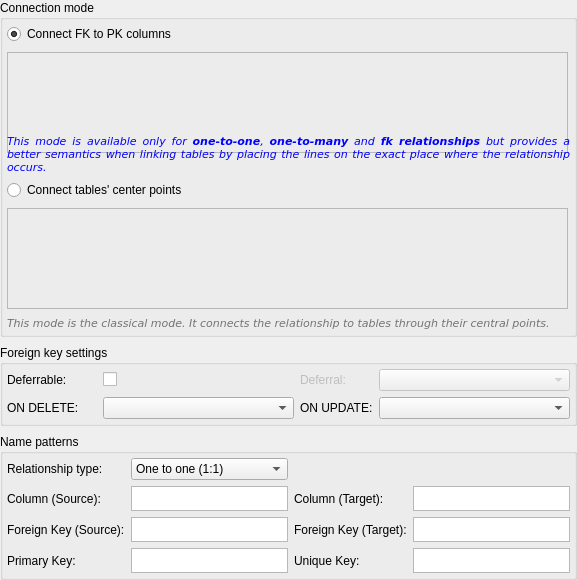
This is libpgmodeler_ui/ui/relationshipconfigwidget.ui in pgmodeler/pgmodeler as Qt 5 draws it before an edit. The edited form follows.
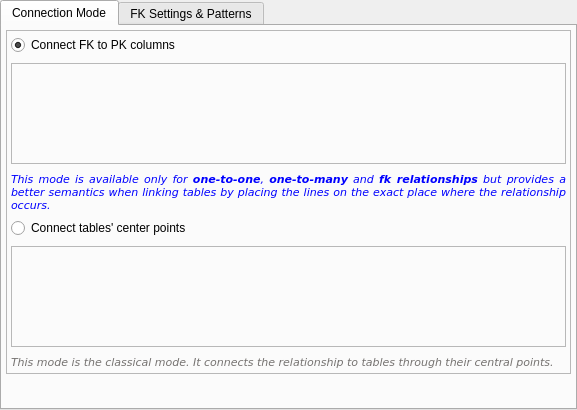
This is the edited form. Icons and pictures are not drawn.

Diff of the .ui file:
```diff
--- a/libpgmodeler_ui/ui/relationshipconfigwidget.ui
+++ b/libpgmodeler_ui/ui/relationshipconfigwidget.ui
@@ -7,13 +7,13 @@
     <x>0</x>
     <y>0</y>
     <width>577</width>
-    <height>580</height>
+    <height>410</height>
    </rect>
   </property>
   <property name="minimumSize">
    <size>
     <width>577</width>
-    <height>580</height>
+    <height>410</height>
    </size>
   </property>
   <property name="windowTitle">
@@ -36,15 +36,37 @@
     <number>0</number>
    </property>
    <item>
-    <widget class="QGroupBox" name="groupBox">
+    <widget class="QTabWidget" name="settings_twg">
+     <property name="currentIndex">
+      <number>0</number>
+     </property>
+     <widget class="QWidget" name="tab">
+      <attribute name="title">
+       <string>Connection Mode</string>
+      </attribute>
+      <layout class="QGridLayout" name="gridLayout_3">
+       <property name="leftMargin">
+        <number>4</number>
+       </property>
+       <property name="topMargin">
+        <number>4</number>
+       </property>
+       <property name="rightMargin">
+        <number>4</number>
+       </property>
+       <property name="bottomMargin">
+        <number>4</number>
+       </property>
+       <item row="0" column="0">
+        <widget class="QFrame" name="frame">
      <property name="sizePolicy">
       <sizepolicy hsizetype="Expanding" vsizetype="Preferred">
        <horstretch>0</horstretch>
        <verstretch>0</verstretch>
       </sizepolicy>
      </property>
-     <property name="title">
-      <string>Connection mode</string>
+         <property name="frameShape">
+          <enum>QFrame::StyledPanel</enum>
      </property>
      <layout class="QGridLayout" name="gridLayout">
       <property name="leftMargin">
@@ -347,6 +369,38 @@
      </layout>
     </widget>
    </item>
+       <item row="1" column="0">
+        <spacer name="verticalSpacer_2">
+         <property name="orientation">
+          <enum>Qt::Vertical</enum>
+         </property>
+         <property name="sizeHint" stdset="0">
+          <size>
+           <width>20</width>
+           <height>40</height>
+          </size>
+         </property>
+        </spacer>
+       </item>
+      </layout>
+     </widget>
+     <widget class="QWidget" name="tab_2">
+      <attribute name="title">
+       <string>FK Settings &amp;&amp; Patterns</string>
+      </attribute>
+      <layout class="QVBoxLayout" name="verticalLayout_4">
+       <property name="leftMargin">
+        <number>4</number>
+       </property>
+       <property name="topMargin">
+        <number>4</number>
+       </property>
+       <property name="rightMargin">
+        <number>4</number>
+       </property>
+       <property name="bottomMargin">
+        <number>4</number>
+       </property>
    <item>
     <widget class="QGroupBox" name="foreign_key_gb">
      <property name="sizePolicy">
@@ -845,20 +899,21 @@
     </widget>
    </item>
    <item>
-    <spacer name="verticalSpacer">
+        <spacer name="verticalSpacer_3">
      <property name="orientation">
       <enum>Qt::Vertical</enum>
      </property>
-     <property name="sizeType">
-      <enum>QSizePolicy::Preferred</enum>
-     </property>
      <property name="sizeHint" stdset="0">
       <size>
        <width>20</width>
-       <height>40</height>
+           <height>132</height>
       </size>
      </property>
     </spacer>
+       </item>
+      </layout>
+     </widget>
+    </widget>
    </item>
   </layout>
  </widget>
```
Lines whose indentation alone changed are shown as unchanged.
